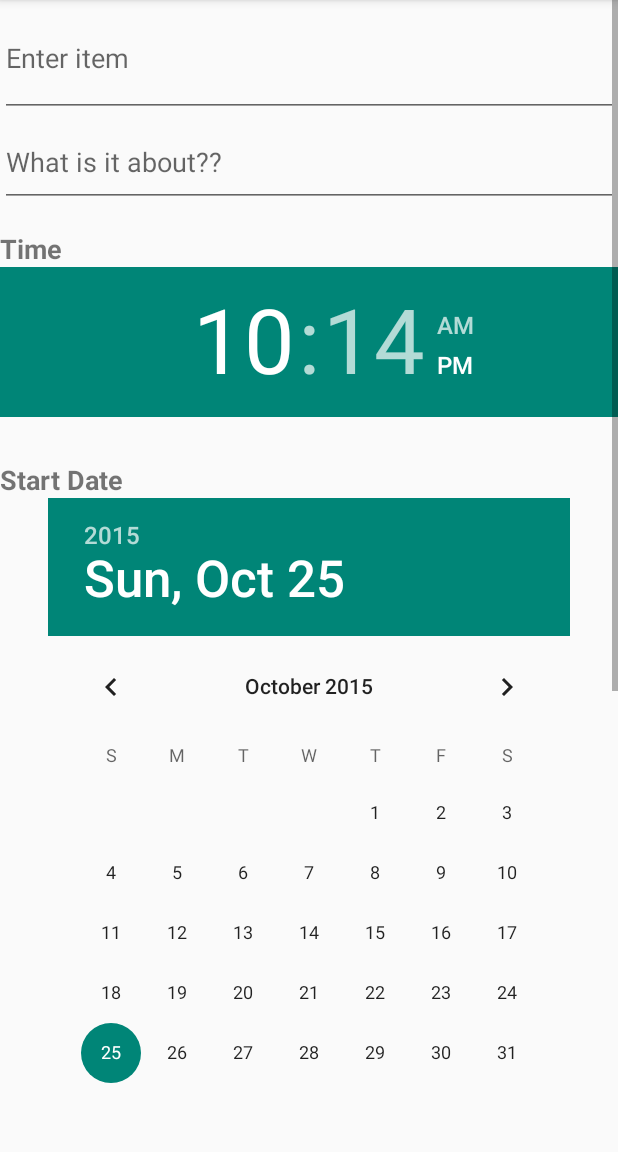
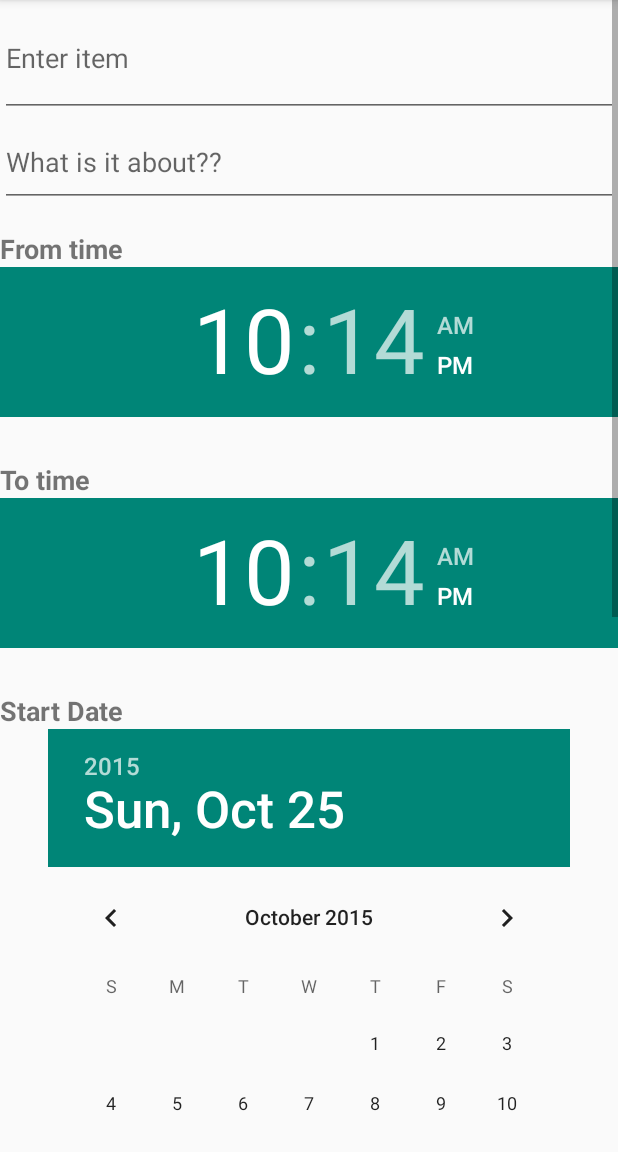
Before and after one commit to ChinmayDegwekar/ReminderBeta, an Android app: the screen it shows after launch (MainActivity), after a tap on "CLICK HERE TO ADD REMINDER", on a phone screen of 412 x 824 dp, the part 84-1236 px from its top. Run offline under Robolectric (Android 15) with nearby library versions, the phone set to English and light mode, and no system bars.

Commit message:
Next commit: Start date end date start time end time

```diff
--- a/app/src/main/res/layout/reminder_ui.xml
+++ b/app/src/main/res/layout/reminder_ui.xml
@@ -37,12 +37,27 @@
                 android:layout_width="match_parent"
                 android:layout_height="wrap_content"
                 android:paddingTop="15dp"
-                android:text="Time"
+                android:text="From time"
                 android:textSize="18dp"
                 android:textStyle="bold" />
 
             <TimePicker
                 android:id="@+id/timePicker"
+                android:layout_width="wrap_content"
+                android:layout_height="114dp"
+                android:layout_gravity="center_horizontal" />
+
+            <TextView
+                android:id="@+id/time_txt2"
+                android:layout_width="match_parent"
+                android:layout_height="wrap_content"
+                android:paddingTop="15dp"
+                android:text="To time"
+                android:textSize="18dp"
+                android:textStyle="bold" />
+
+            <TimePicker
+                android:id="@+id/timePicker2"
                 android:layout_width="wrap_content"
                 android:layout_height="114dp"
                 android:layout_gravity="center_horizontal" />
```
Also changed, not shown: app/src/main/java/com/example/abhilash/reminder/Database.java (+39 -10 lines), app/src/main/java/com/example/abhilash/reminder/Existing.java (+27 -6 lines), app/src/main/java/com/example/abhilash/reminder/MainActivity.java (+8 -2 lines), app/src/main/java/com/example/abhilash/reminder/MyService.java (+70 -7 lines).
